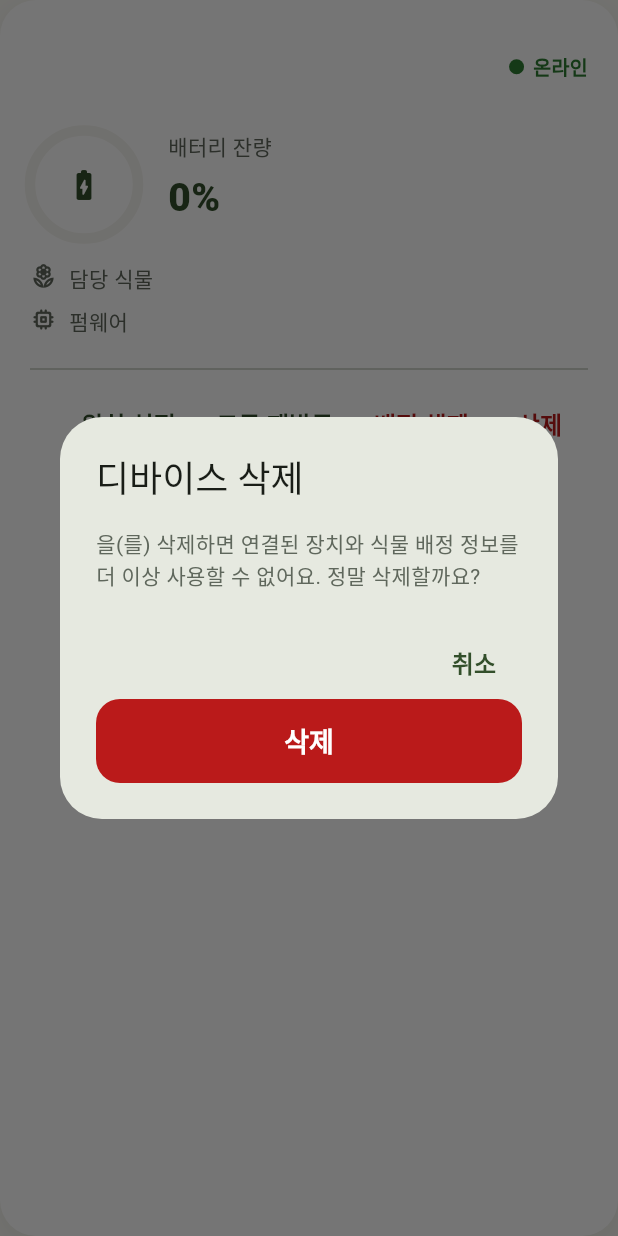
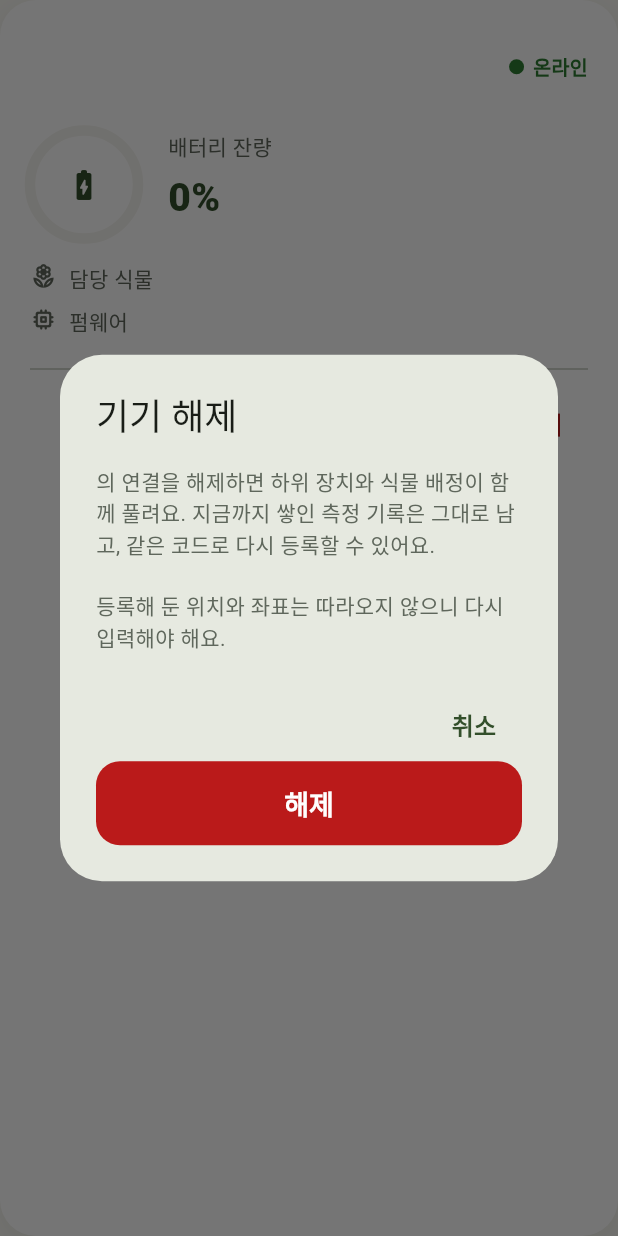
Before and after one commit to gbw11/Potner, a Flutter app: the _RobotCard widget shown alone on an empty page, opened directly with empty values, after a tap on "삭제", on a phone screen of 412 x 824 dp. Run offline on Flutter 3.47's test engine with Material 3 defaults, Android fonts, the phone set to English and light mode, and no system bars; our stand-ins replace dio, firebase_core, firebase_messaging, flutter_riverpod, flutter_secure_storage, go_router and 1 more; missing offline and left inert: firebase_app_installations; accounts and stored records are empty; network calls fail.

Commit message:
fix(device): 스테이션 라벨과 기기 해제 문구를 실제 동작에 맞춘다
두 곳의 문구가 서버 동작보다 좁거나 무겁게 읽혔다.

**스테이션 라벨** — 서버 enum 이 WATER_STATION 인 것은 급수만 있던 시절(V21)에 붙은
이름이다. 그 뒤 송풍(V22)과 촬영이 같은 자리를 쓰게 됐지만 위치 종류를 늘리지 않았다 —
펌프·팬·카메라가 모두 스테이션의 라즈베리에 붙어 있어 물리적으로 한 곳이기 때문이다.
V22 주석도 그렇게 적혀 있다. 그런데 앱 라벨은 "급수 스테이션 / 물을 보충하는 곳"이라
사용자에게 급수 전용으로 보였다. 세 가지를 다 하는 자리로 말한다.

enum 이름은 건드리지 않았다. DB CHECK 두 개와 기존 행, MQTT navigate 페이로드의
destination 값까지 걸려 있어 마이그레이션과 양쪽 배포가 필요하다. 혼란은 사용자가 보는
문구에서 생기지 enum 이름에서 생기지 않으므로 여기까지만 고친다. 이름을 바꾼다면
젯슨의 navigate 수신을 붙이기 전이 가장 싸다.

**기기 해제** — 버튼은 "해제"인데 확인 다이얼로그가 "디바이스 삭제", 스낵바가
"삭제했어요"였다. 실제로는 소프트 해제라 행이 남고, 측정 이력은 원래 식물에 그대로 있으며,
같은 코드로 즉시 재등록된다. 영구 삭제로 읽히면 되돌릴 수 없다고 오해한다. 문구를 해제로
통일하고, 재등록이 가능하다는 것과 위치·좌표는 따라오지 않는다는 것을 함께 알린다.
후자는 실제로 다시 입력해야 하는 유일한 손실이라 미리 말해야 한다.

```diff
--- a/lib/features/device/domain/device_models.dart
+++ b/lib/features/device/domain/device_models.dart
@@ -86,15 +86,19 @@ extension RobotLocationTypeSpec on RobotLocationType {
     RobotLocationType.greeting => 'GREETING',
   };
 
+  // 서버 enum 이 WATER_STATION 인 것은 급수만 있던 시절(V21)에 붙은 이름이다. 그 뒤 송풍(V22)과
+  // 촬영이 같은 자리를 쓰게 됐지만 종류를 늘리지 않았다 — 펌프·팬·카메라가 모두 스테이션의
+  // 라즈베리에 붙어 있어 물리적으로 한 곳이기 때문이다. 사용자에게는 세 가지를 다 하는 자리로
+  // 보여야 하므로 라벨에서 '급수' 를 뺀다.
   String get label => switch (this) {
-    RobotLocationType.waterStation => '급수 스테이션',
+    RobotLocationType.waterStation => '스테이션',
     RobotLocationType.home => '대기 장소',
     RobotLocationType.sunlight => '햇빛 자리',
     RobotLocationType.greeting => '마중 지점',
   };
 
   String get description => switch (this) {
-    RobotLocationType.waterStation => '물을 보충하는 곳이에요. 스테이션 코드가 필요해요.',
+    RobotLocationType.waterStation => '급수·촬영·송풍을 하는 자리예요. 스테이션 코드가 필요해요.',
     RobotLocationType.home => '할 일이 없을 때 돌아가 쉬는 곳이에요.',
     RobotLocationType.sunlight => '광량이 모자라면 여기로 데려가요.',
     RobotLocationType.greeting => '사용자를 맞으러 나가는 자리예요.',
--- a/lib/features/device/presentation/pages/device_management_page.dart
+++ b/lib/features/device/presentation/pages/device_management_page.dart
@@ -702,15 +702,19 @@ class _RobotCard extends ConsumerWidget {
     }
   }
 
+  /// 서버는 행을 지우지 않고 해제 시각만 남긴다. 측정 이력은 원래 식물에 그대로 있고, 해제된
+  /// 코드는 곧바로 다시 등록할 수 있다. 그래서 "삭제" 가 아니라 "해제" 로 말한다 — 영구 삭제로
+  /// 읽히면 사용자가 되돌릴 수 없다고 오해한다.
   Future<void> _confirmAndDelete(BuildContext context, WidgetRef ref) async {
     final messenger = ScaffoldMessenger.of(context);
     final confirmed = await showDialog<bool>(
       context: context,
       builder: (dialogContext) => AlertDialog(
-        title: const Text('디바이스 삭제'),
+        title: const Text('기기 해제'),
         content: Text(
-          '${robot.name}을(를) 삭제하면 연결된 장치와 식물 배정 정보를 더 이상 사용할 수 없어요. '
-          '정말 삭제할까요?',
+          '${robot.name}의 연결을 해제하면 하위 장치와 식물 배정이 함께 풀려요. '
+          '지금까지 쌓인 측정 기록은 그대로 남고, 같은 코드로 다시 등록할 수 있어요.\n\n'
+          '등록해 둔 위치와 좌표는 따라오지 않으니 다시 입력해야 해요.',
         ),
         actions: [
           TextButton(
@@ -722,7 +726,7 @@ class _RobotCard extends ConsumerWidget {
             key: const Key('delete_robot_confirm'),
             style: FilledButton.styleFrom(backgroundColor: AppColors.error),
             onPressed: () => Navigator.of(dialogContext).pop(true),
-            child: const Text('삭제'),
+            child: const Text('해제'),
           ),
         ],
       ),
@@ -738,7 +742,7 @@ class _RobotCard extends ConsumerWidget {
       }
       messenger
         ..hideCurrentSnackBar()
-        ..showSnackBar(SnackBar(content: Text('${robot.name}을(를) 삭제했어요.')));
+        ..showSnackBar(SnackBar(content: Text('${robot.name}의 연결을 해제했어요.')));
     } catch (error) {
       if (!context.mounted) {
         return;
@@ -747,7 +751,7 @@ class _RobotCard extends ConsumerWidget {
         ..hideCurrentSnackBar()
         ..showSnackBar(
           SnackBar(
-            content: Text(plantErrorMessage(error, '디바이스를 삭제하지 못했습니다.')),
+            content: Text(plantErrorMessage(error, '기기를 해제하지 못했습니다.')),
           ),
         );
     } finally {
--- a/lib/features/device/presentation/pages/robot_locations_page.dart
+++ b/lib/features/device/presentation/pages/robot_locations_page.dart
@@ -13,7 +13,7 @@ final robotLocationsProvider = FutureProvider.autoDispose
       return ref.watch(deviceRepositoryProvider).getRobotLocations(robotId);
     });
 
-/// 로봇 위치 설정이다. 급수 스테이션·대기 장소·햇빛 자리·마중 지점을
+/// 로봇 위치 설정이다. 스테이션·대기 장소·햇빛 자리·마중 지점을
 /// 등록하고 RViz 에서 읽은 좌표를 입력한다.
 class RobotLocationsPage extends ConsumerWidget {
   const RobotLocationsPage({required this.robotId, super.key});
@@ -371,13 +371,14 @@ class _StationCodeDialogState extends State<_StationCodeDialog> {
   @override
   Widget build(BuildContext context) {
     return AlertDialog(
-      title: const Text('급수 스테이션 등록'),
+      title: const Text('스테이션 등록'),
       content: Column(
         mainAxisSize: MainAxisSize.min,
         crossAxisAlignment: CrossAxisAlignment.start,
         children: [
           const Text(
-            '스테이션 기기의 고유번호를 입력해 주세요.\n물 부족 보고가 이 코드로 연결돼요.',
+            '급수·촬영·송풍을 하는 스테이션의 고유번호를 입력해 주세요.\n'
+            '물 부족 보고가 이 코드로 연결돼요.',
             style: TextStyle(color: AppColors.textMuted, height: 1.5),
           ),
           const SizedBox(height: 14),
```
Also changed, not shown: 2 other files.
